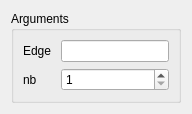
First picture: the form in src/HEXABLOCKGUI/CutEdge_QTD.ui, repository SalomePlatform/hexablock, before the edit.
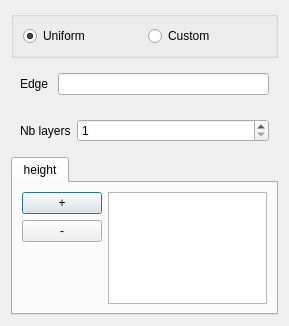
Second picture: the form after the edit.

The edit to the form file:
```diff
--- a/src/HEXABLOCKGUI/CutEdge_QTD.ui
+++ b/src/HEXABLOCKGUI/CutEdge_QTD.ui
@@ -6,12 +6,12 @@
    <rect>
     <x>0</x>
     <y>0</y>
-    <width>191</width>
-    <height>114</height>
+    <width>289</width>
+    <height>326</height>
    </rect>
   </property>
   <property name="sizePolicy">
-   <sizepolicy hsizetype="Preferred" vsizetype="Fixed">
+   <sizepolicy hsizetype="Preferred" vsizetype="Preferred">
     <horstretch>0</horstretch>
     <verstretch>0</verstretch>
    </sizepolicy>
@@ -21,17 +21,40 @@
   </property>
   <layout class="QVBoxLayout" name="verticalLayout_2">
    <item>
-    <widget class="QGroupBox" name="groupBox">
-     <property name="sizePolicy">
-      <sizepolicy hsizetype="Preferred" vsizetype="Fixed">
-       <horstretch>0</horstretch>
-       <verstretch>0</verstretch>
-      </sizepolicy>
-     </property>
+    <widget class="QGroupBox" name="groupBox_2">
      <property name="title">
-      <string>Arguments</string>
+      <string/>
      </property>
-     <layout class="QFormLayout" name="formLayout">
+     <layout class="QHBoxLayout" name="horizontalLayout">
+      <item>
+       <widget class="QRadioButton" name="cutUni_rb">
+        <property name="text">
+         <string>Uniform</string>
+        </property>
+        <property name="checked">
+         <bool>true</bool>
+        </property>
+       </widget>
+      </item>
+      <item>
+       <widget class="QRadioButton" name="cut_rb">
+        <property name="text">
+         <string>Custom</string>
+        </property>
+       </widget>
+      </item>
+     </layout>
+    </widget>
+   </item>
+   <item>
+    <widget class="QWidget" name="widget" native="true">
+     <property name="sizePolicy">
+      <sizepolicy hsizetype="Preferred" vsizetype="Fixed">
+       <horstretch>0</horstretch>
+       <verstretch>0</verstretch>
+      </sizepolicy>
+     </property>
+     <layout class="QFormLayout" name="formLayout_2">
       <item row="0" column="0">
        <widget class="QLabel" name="label">
         <property name="text">
@@ -58,7 +81,13 @@
         </property>
        </widget>
       </item>
-      <item row="1" column="0">
+     </layout>
+    </widget>
+   </item>
+   <item>
+    <widget class="QWidget" name="widget_2" native="true">
+     <layout class="QFormLayout" name="formLayout">
+      <item row="0" column="0">
        <widget class="QLabel" name="label_2">
         <property name="sizePolicy">
          <sizepolicy hsizetype="Maximum" vsizetype="Preferred">
@@ -67,11 +96,11 @@
          </sizepolicy>
         </property>
         <property name="text">
-         <string>nb </string>
+         <string>Nb layers</string>
         </property>
        </widget>
       </item>
-      <item row="1" column="1">
+      <item row="0" column="1">
        <widget class="QSpinBox" name="nb_cut_spb">
         <property name="sizePolicy">
          <sizepolicy hsizetype="Minimum" vsizetype="Fixed">
@@ -93,6 +122,91 @@
      </layout>
     </widget>
    </item>
+   <item>
+    <widget class="QTabWidget" name="layers_height_lw">
+     <property name="sizePolicy">
+      <sizepolicy hsizetype="Preferred" vsizetype="Preferred">
+       <horstretch>0</horstretch>
+       <verstretch>0</verstretch>
+      </sizepolicy>
+     </property>
+     <property name="currentIndex">
+      <number>0</number>
+     </property>
+     <widget class="QWidget" name="ext_height_tab">
+      <attribute name="title">
+       <string>height</string>
+      </attribute>
+      <layout class="QGridLayout" name="gridLayout_4">
+       <item row="0" column="0">
+        <widget class="QPushButton" name="add_height_pb">
+         <property name="enabled">
+          <bool>true</bool>
+         </property>
+         <property name="sizePolicy">
+          <sizepolicy hsizetype="Maximum" vsizetype="Fixed">
+           <horstretch>0</horstretch>
+           <verstretch>0</verstretch>
+          </sizepolicy>
+         </property>
+         <property name="text">
+          <string>+</string>
+         </property>
+        </widget>
+       </item>
+       <item row="0" column="1" rowspan="3">
+        <widget class="QListWidget" name="height_lw">
+         <property name="sizePolicy">
+          <sizepolicy hsizetype="Expanding" vsizetype="Expanding">
+           <horstretch>0</horstretch>
+           <verstretch>0</verstretch>
+          </sizepolicy>
+         </property>
+        </widget>
+       </item>
+       <item row="1" column="0">
+        <widget class="QPushButton" name="del_height_pb">
+         <property name="sizePolicy">
+          <sizepolicy hsizetype="Maximum" vsizetype="Fixed">
+           <horstretch>0</horstretch>
+           <verstretch>0</verstretch>
+          </sizepolicy>
+         </property>
+         <property name="text">
+          <string>-</string>
+         </property>
+        </widget>
+       </item>
+       <item row="2" column="0">
+        <spacer name="verticalSpacer_3">
+         <property name="orientation">
+          <enum>Qt::Vertical</enum>
+         </property>
+         <property name="sizeHint" stdset="0">
+          <size>
+           <width>20</width>
+           <height>139</height>
+          </size>
+         </property>
+        </spacer>
+       </item>
+      </layout>
+     </widget>
+    </widget>
+   </item>
+   <item>
+    <spacer name="verticalSpacer">
+     <property name="orientation">
+      <enum>Qt::Vertical</enum>
+     </property>
+     <property name="sizeHint" stdset="0">
+      <size>
+       <width>20</width>
+       <height>40</height>
+      </size>
+     </property>
+    </spacer>
+   </item>
   </layout>
  </widget>
  <tabstops>
```
Left out of the diff: 69 changed lines with no effect on the pictures.
